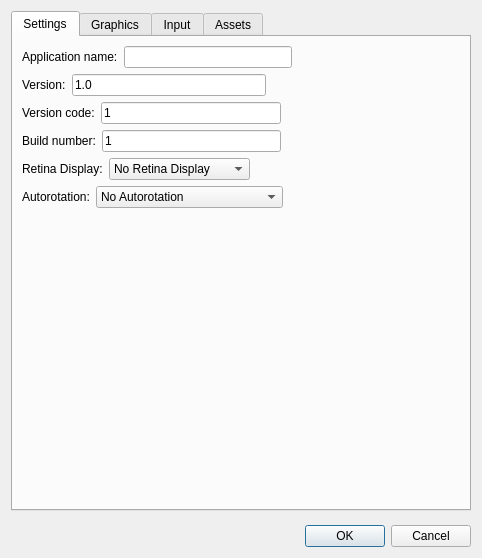
This is ui/projectpropertiesdialog.ui in gideros/gideros as Qt 5 draws it before an edit. The edited form follows.
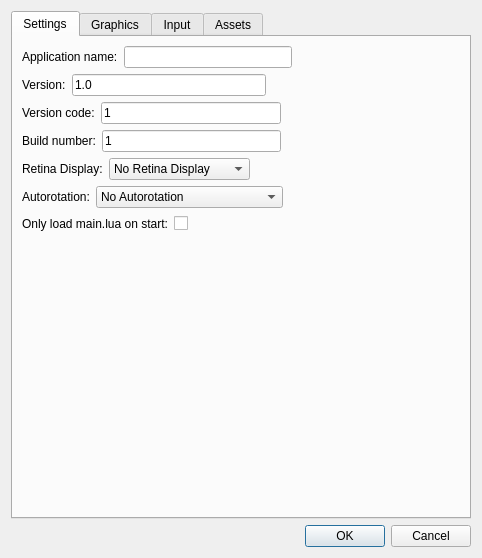
This is the edited form. The open tabs and pages were chosen to show the change.

Commit message: [luaplugins] allow code to be executed before init.lua, allow assets [project] Add an option to only load main.lua on start [export] Allow plugins to change project files before assets are written (add new plugins to project dynamically)

The edit to the form file:
```diff
--- a/ui/projectpropertiesdialog.ui
+++ b/ui/projectpropertiesdialog.ui
@@ -273,6 +273,37 @@
              </item>
             </layout>
            </item>
+           <item>
+            <layout class="QHBoxLayout" name="horizontalLayout_20">
+             <item>
+              <widget class="QLabel" name="label_14">
+               <property name="text">
+                <string>Only load main.lua on start:</string>
+               </property>
+              </widget>
+             </item>
+             <item>
+              <widget class="QCheckBox" name="mainluaOnly">
+               <property name="text">
+                <string/>
+               </property>
+              </widget>
+             </item>
+             <item>
+              <spacer name="horizontalSpacer_13">
+               <property name="orientation">
+                <enum>Qt::Horizontal</enum>
+               </property>
+               <property name="sizeHint" stdset="0">
+                <size>
+                 <width>40</width>
+                 <height>20</height>
+                </size>
+               </property>
+              </spacer>
+             </item>
+            </layout>
+           </item>
           </layout>
          </item>
         </layout>
```
Left out of the diff: 2 changed lines with no effect on the pictures. The commit also changes 13 other files.
